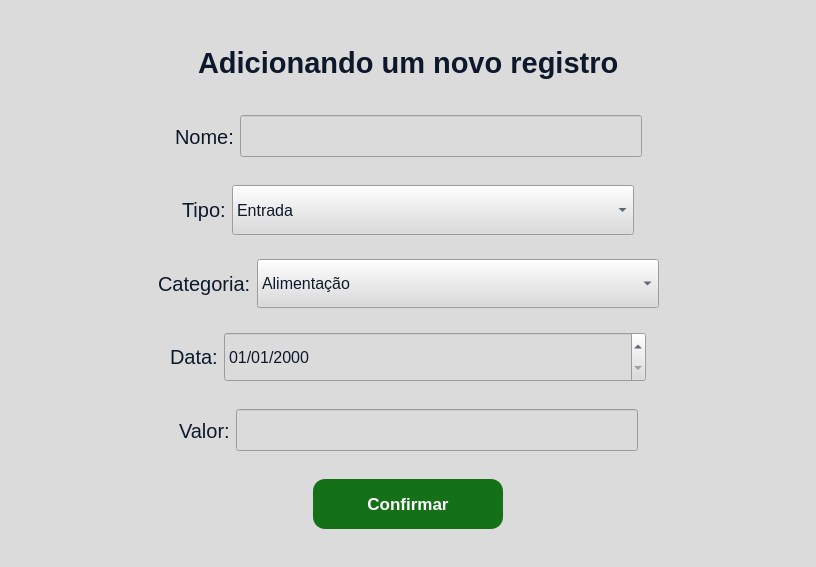
Above: ui/NovoRegistroWindow.ui from kawlu/Atlas-Finance before the change. Below: the same form after it.
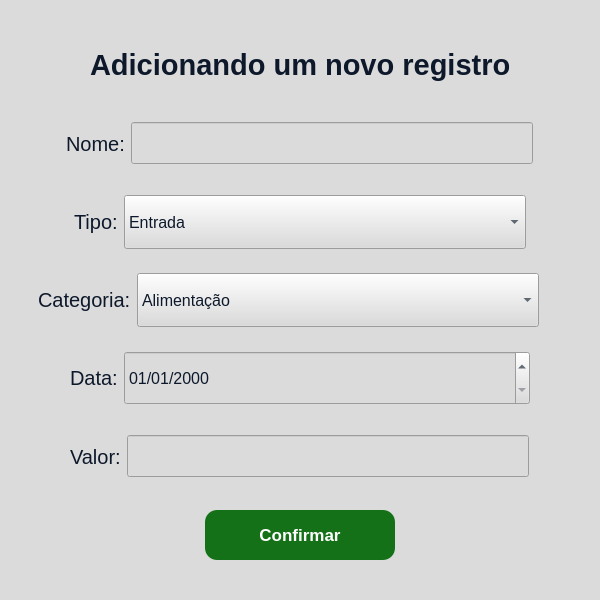
That is the form after the change.

Patch:
```diff
--- a/ui/NovoRegistroWindow.ui
+++ b/ui/NovoRegistroWindow.ui
@@ -6,10 +6,16 @@
    <rect>
     <x>0</x>
     <y>0</y>
-    <width>816</width>
-    <height>567</height>
+    <width>600</width>
+    <height>600</height>
    </rect>
   </property>
+  <property name="minimumSize">
+   <size>
+    <width>600</width>
+    <height>600</height>
+   </size>
+  </property>
   <property name="windowTitle">
    <string>Form</string>
   </property>
@@ -107,9 +113,12 @@
               <property name="orientation">
                <enum>Qt::Horizontal</enum>
               </property>
+              <property name="sizeType">
+               <enum>QSizePolicy::Maximum</enum>
+              </property>
               <property name="sizeHint" stdset="0">
                <size>
-                <width>40</width>
+                <width>100</width>
                 <height>20</height>
                </size>
               </property>
@@ -134,6 +143,24 @@
             </item>
             <item>
              <widget class="QLineEdit" name="input_Nome">
+              <property name="sizePolicy">
+               <sizepolicy hsizetype="Maximum" vsizetype="Fixed">
+                <horstretch>0</horstretch>
+                <verstretch>0</verstretch>
+               </sizepolicy>
+              </property>
+              <property name="minimumSize">
+               <size>
+                <width>250</width>
+                <height>50</height>
+               </size>
+              </property>
+              <property name="maximumSize">
+               <size>
+                <width>250</width>
+                <height>50</height>
+               </size>
+              </property>
               <property name="font">
                <font>
                 <pointsize>12</pointsize>
@@ -153,9 +180,12 @@
               <property name="orientation">
                <enum>Qt::Horizontal</enum>
               </property>
+              <property name="sizeType">
+               <enum>QSizePolicy::Maximum</enum>
+              </property>
               <property name="sizeHint" stdset="0">
                <size>
-                <width>40</width>
+                <width>100</width>
                 <height>20</height>
                </size>
               </property>
@@ -178,9 +208,12 @@
               <property name="orientation">
                <enum>Qt::Horizontal</enum>
               </property>
+              <property name="sizeType">
+               <enum>QSizePolicy::Maximum</enum>
+              </property>
               <property name="sizeHint" stdset="0">
                <size>
-                <width>40</width>
+                <width>100</width>
                 <height>20</height>
                </size>
               </property>
@@ -205,6 +238,24 @@
             </item>
             <item>
              <widget class="QComboBox" name="cbox_Tipo">
+              <property name="sizePolicy">
+               <sizepolicy hsizetype="Maximum" vsizetype="Fixed">
+                <horstretch>0</horstretch>
+                <verstretch>0</verstretch>
+               </sizepolicy>
+              </property>
+              <property name="minimumSize">
+               <size>
+                <width>250</width>
+                <height>50</height>
+               </size>
+              </property>
+              <property name="maximumSize">
+               <size>
+                <width>250</width>
+                <height>50</height>
+               </size>
+              </property>
               <property name="font">
                <font>
                 <pointsize>12</pointsize>
@@ -234,9 +285,12 @@
               <property name="orientation">
                <enum>Qt::Horizontal</enum>
               </property>
+              <property name="sizeType">
+               <enum>QSizePolicy::Maximum</enum>
+              </property>
               <property name="sizeHint" stdset="0">
                <size>
-                <width>40</width>
+                <width>100</width>
                 <height>20</height>
                </size>
               </property>
@@ -259,9 +313,12 @@
               <property name="orientation">
                <enum>Qt::Horizontal</enum>
               </property>
+              <property name="sizeType">
+               <enum>QSizePolicy::Maximum</enum>
+              </property>
               <property name="sizeHint" stdset="0">
                <size>
-                <width>40</width>
+                <width>70</width>
                 <height>20</height>
                </size>
               </property>
@@ -292,6 +349,18 @@
                 <verstretch>0</verstretch>
                </sizepolicy>
               </property>
+              <property name="minimumSize">
+               <size>
+                <width>250</width>
+                <height>50</height>
+               </size>
+              </property>
+              <property name="maximumSize">
+               <size>
+                <width>250</width>
+                <height>50</height>
+               </size>
+              </property>
               <property name="font">
                <font>
                 <pointsize>12</pointsize>
@@ -346,9 +415,12 @@
               <property name="orientation">
                <enum>Qt::Horizontal</enum>
               </property>
+              <property name="sizeType">
+               <enum>QSizePolicy::Maximum</enum>
+              </property>
               <property name="sizeHint" stdset="0">
                <size>
-                <width>40</width>
+                <width>100</width>
                 <height>20</height>
                </size>
               </property>
@@ -371,9 +443,12 @@
               <property name="orientation">
                <enum>Qt::Horizontal</enum>
               </property>
+              <property name="sizeType">
+               <enum>QSizePolicy::Maximum</enum>
+              </property>
               <property name="sizeHint" stdset="0">
                <size>
-                <width>40</width>
+                <width>100</width>
                 <height>20</height>
                </size>
               </property>
@@ -401,6 +476,18 @@
               <property name="enabled">
                <bool>true</bool>
               </property>
+              <property name="minimumSize">
+               <size>
+                <width>250</width>
+                <height>50</height>
+               </size>
+              </property>
+              <property name="maximumSize">
+               <size>
+                <width>250</width>
+                <height>50</height>
+               </size>
+              </property>
               <property name="font">
                <font>
                 <pointsize>12</pointsize>
@@ -426,9 +513,12 @@
               <property name="orientation">
                <enum>Qt::Horizontal</enum>
               </property>
+              <property name="sizeType">
+               <enum>QSizePolicy::Maximum</enum>
+              </property>
               <property name="sizeHint" stdset="0">
                <size>
-                <width>40</width>
+                <width>100</width>
                 <height>20</height>
                </size>
               </property>
@@ -451,9 +541,12 @@
               <property name="orientation">
                <enum>Qt::Horizontal</enum>
               </property>
+              <property name="sizeType">
+               <enum>QSizePolicy::Maximum</enum>
+              </property>
               <property name="sizeHint" stdset="0">
                <size>
-                <width>40</width>
+                <width>100</width>
                 <height>20</height>
                </size>
               </property>
@@ -478,6 +571,18 @@
             </item>
             <item>
              <widget class="QLineEdit" name="input_Valor">
+              <property name="minimumSize">
+               <size>
+                <width>250</width>
+                <height>50</height>
+               </size>
+              </property>
+              <property name="maximumSize">
+               <size>
+                <width>250</width>
+                <height>50</height>
+               </size>
+              </property>
               <property name="font">
                <font>
                 <pointsize>12</pointsize>
@@ -497,9 +602,12 @@
               <property name="orientation">
                <enum>Qt::Horizontal</enum>
               </property>
+              <property name="sizeType">
+               <enum>QSizePolicy::Maximum</enum>
+              </property>
               <property name="sizeHint" stdset="0">
                <size>
-                <width>40</width>
+                <width>100</width>
                 <height>20</height>
                </size>
               </property>
```
